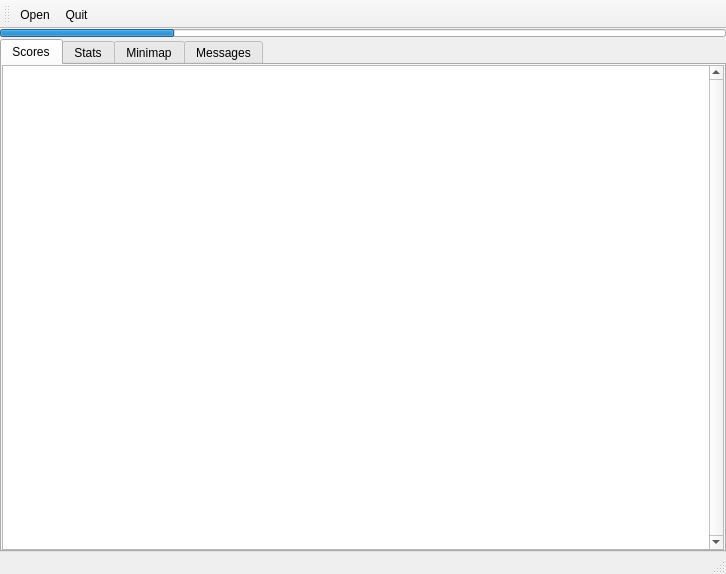
Before: the Qt Designer form gui/main.ui in armanelgtron/AAREC-Parser, drawn with Qt 5.
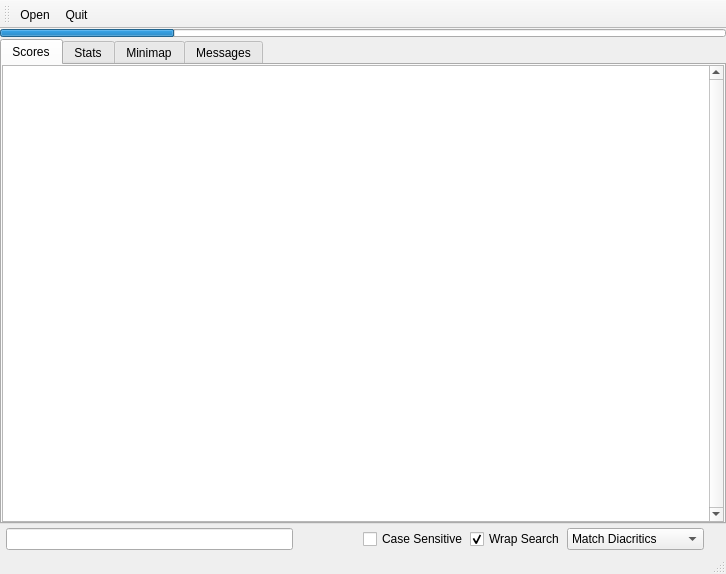
After: the same form once the commit is applied. Icons and pictures are not drawn.

Commit message: add ability to search for text (ctrl+f)

Patch:
```diff
--- a/gui/main.ui
+++ b/gui/main.ui
@@ -33,25 +33,6 @@
     <property name="verticalSpacing">
      <number>2</number>
     </property>
-    <item row="0" column="0">
-     <widget class="QProgressBar" name="progressBar">
-      <property name="maximumSize">
-       <size>
-        <width>16777215</width>
-        <height>8</height>
-       </size>
-      </property>
-      <property name="value">
-       <number>24</number>
-      </property>
-      <property name="textVisible">
-       <bool>false</bool>
-      </property>
-      <property name="invertedAppearance">
-       <bool>false</bool>
-      </property>
-     </widget>
-    </item>
     <item row="1" column="0">
      <widget class="QTabWidget" name="tabs">
       <property name="currentIndex">
@@ -187,6 +168,178 @@
       </widget>
      </widget>
     </item>
+    <item row="0" column="0">
+     <widget class="QProgressBar" name="progressBar">
+      <property name="maximumSize">
+       <size>
+        <width>16777215</width>
+        <height>8</height>
+       </size>
+      </property>
+      <property name="value">
+       <number>24</number>
+      </property>
+      <property name="textVisible">
+       <bool>false</bool>
+      </property>
+      <property name="invertedAppearance">
+       <bool>false</bool>
+      </property>
+     </widget>
+    </item>
+    <item row="2" column="0">
+     <widget class="QWidget" name="findWidget" native="true">
+      <layout class="QHBoxLayout" name="horizontalLayout">
+       <property name="spacing">
+        <number>2</number>
+       </property>
+       <property name="leftMargin">
+        <number>6</number>
+       </property>
+       <property name="topMargin">
+        <number>2</number>
+       </property>
+       <property name="rightMargin">
+        <number>4</number>
+       </property>
+       <property name="bottomMargin">
+        <number>2</number>
+       </property>
+       <item>
+        <widget class="QLineEdit" name="findText">
+         <property name="maximumSize">
+          <size>
+           <width>16777215</width>
+           <height>24</height>
+          </size>
+         </property>
+        </widget>
+       </item>
+       <item>
+        <widget class="QPushButton" name="findNext">
+         <property name="sizePolicy">
+          <sizepolicy hsizetype="Fixed" vsizetype="Fixed">
+           <horstretch>0</horstretch>
+           <verstretch>0</verstretch>
+          </sizepolicy>
+         </property>
+         <property name="maximumSize">
+          <size>
+           <width>32</width>
+           <height>16777215</height>
+          </size>
+         </property>
+         <property name="toolTip">
+          <string>Next Match</string>
+         </property>
+         <property name="icon">
+          <iconset theme="down"/>
+         </property>
+         <property name="flat">
+          <bool>true</bool>
+         </property>
+        </widget>
+       </item>
+       <item>
+        <widget class="QPushButton" name="findPrev">
+         <property name="maximumSize">
+          <size>
+           <width>32</width>
+           <height>16777215</height>
+          </size>
+         </property>
+         <property name="toolTip">
+          <string>Previous Match</string>
+         </property>
+         <property name="icon">
+          <iconset theme="up"/>
+         </property>
+         <property name="flat">
+          <bool>true</bool>
+         </property>
+        </widget>
+       </item>
+       <item>
+        <widget class="QCheckBox" name="caseSensitive">
+         <property name="text">
+          <string>Case Sensitive</string>
+         </property>
+        </widget>
+       </item>
+       <item>
+        <widget class="QCheckBox" name="findWrap">
+         <property name="text">
+          <string>Wrap Search</string>
+         </property>
+         <property name="checked">
+          <bool>true</bool>
+         </property>
+        </widget>
+       </item>
+       <item>
+        <widget class="QComboBox" name="findOptions">
+         <property name="sizePolicy">
+          <sizepolicy hsizetype="Preferred" vsizetype="Fixed">
+           <horstretch>0</horstretch>
+           <verstretch>0</verstretch>
+          </sizepolicy>
+         </property>
+         <property name="minimumSize">
+          <size>
+           <width>120</width>
+           <height>0</height>
+          </size>
+         </property>
+         <property name="baseSize">
+          <size>
+           <width>0</width>
+           <height>0</height>
+          </size>
+         </property>
+         <property name="currentIndex">
+          <number>1</number>
+         </property>
+         <item>
+          <property name="text">
+           <string>Plain text</string>
+          </property>
+         </item>
+         <item>
+          <property name="text">
+           <string>Match Diacritics</string>
+          </property>
+         </item>
+         <item>
+          <property name="text">
+           <string>Whole Words</string>
+          </property>
+         </item>
+         <item>
+          <property name="text">
+           <string>Regular Expression</string>
+          </property>
+         </item>
+        </widget>
+       </item>
+       <item>
+        <widget class="QPushButton" name="findHide">
+         <property name="maximumSize">
+          <size>
+           <width>16</width>
+           <height>16</height>
+          </size>
+         </property>
+         <property name="icon">
+          <iconset theme="window-close"/>
+         </property>
+         <property name="flat">
+          <bool>true</bool>
+         </property>
+        </widget>
+       </item>
+      </layout>
+     </widget>
+    </item>
    </layout>
   </widget>
   <widget class="QStatusBar" name="statusbar"/>
@@ -214,7 +367,8 @@
   </widget>
   <action name="actionOpen">
    <property name="icon">
-    <iconset theme="document-open"/>
+    <iconset theme="document-open">
+     <normaloff>.</normaloff>.</iconset>
    </property>
    <property name="text">
     <string>Open</string>
@@ -222,7 +376,8 @@
   </action>
   <action name="actionQuit">
    <property name="icon">
-    <iconset theme="application-exit"/>
+    <iconset theme="application-exit">
+     <normaloff>.</normaloff>.</iconset>
    </property>
    <property name="text">
     <string>Quit</string>
```
The commit also changes 1 other file.
